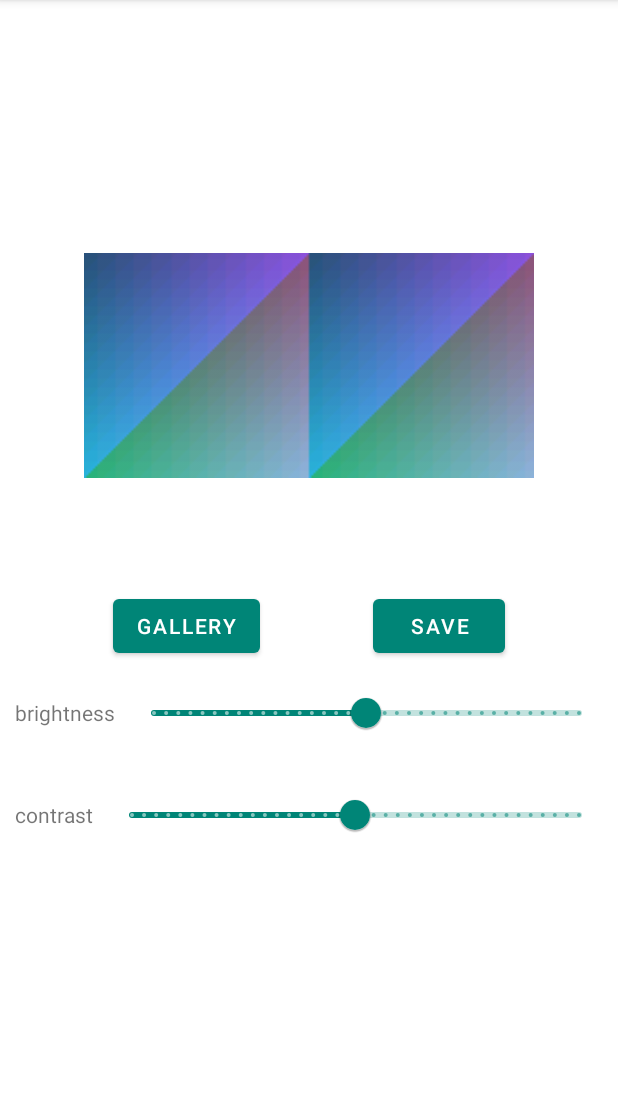
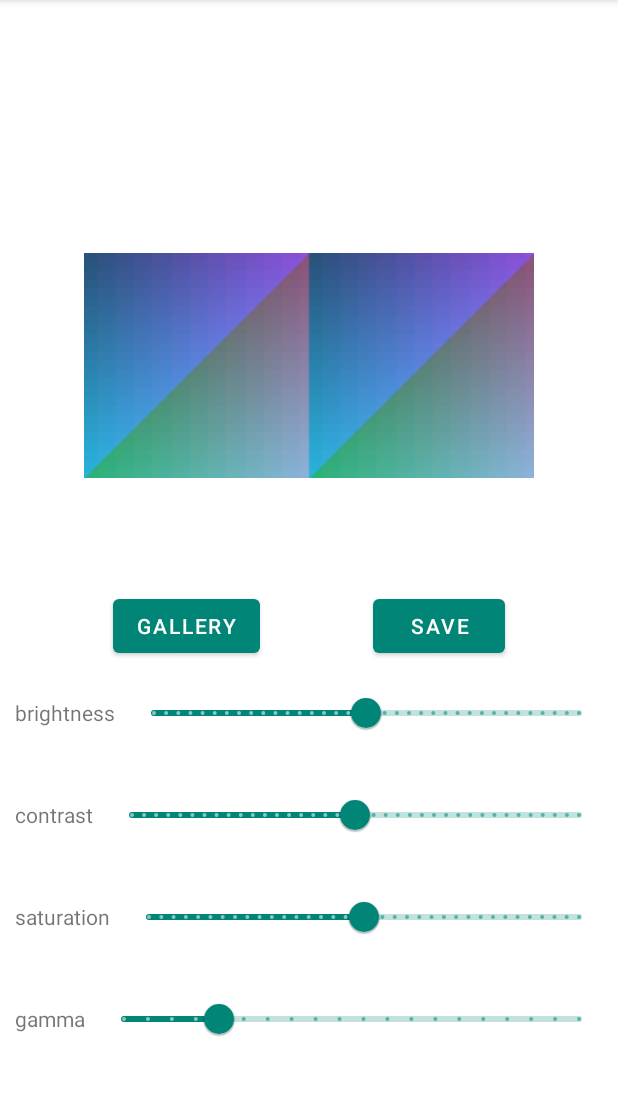
Before and after one commit to mike1shef/Photo_Editor, an Android app: the screen it shows after launch (MainActivity), on a phone screen of 412 x 824 dp, the part 84-1180 px from its top. Run offline under Robolectric (Android 15) with nearby library versions, the phone set to English and light mode, and no system bars.

Commit message:
Added gamma and saturation to layout

```diff
--- a/Photo Editor/task/src/main/res/layout/activity_main.xml
+++ b/Photo Editor/task/src/main/res/layout/activity_main.xml
@@ -98,5 +98,65 @@
             android:layout_height="wrap_content"/>
     </LinearLayout>
 
+    <LinearLayout
+        android:id="@+id/linear3"
+        app:layout_constraintTop_toBottomOf="@id/linear2"
+        app:layout_constraintStart_toStartOf="parent"
+        app:layout_constraintEnd_toEndOf="parent"
+        android:layout_width="match_parent"
+        android:layout_height="wrap_content"
+        android:orientation="horizontal"
+        android:padding="10dp"
+        >
+
+        <TextView
+            android:id="@+id/saturation_text"
+            android:layout_width="wrap_content"
+            android:layout_height="wrap_content"
+            android:paddingEnd="10dp"
+            android:layout_gravity="center"
+            android:text="saturation"/>
+
+        <com.google.android.material.slider.Slider
+            android:id="@+id/slSaturation"
+            app:layout_constraintEnd_toEndOf="parent"
+            android:valueFrom="-250"
+            android:valueTo="250"
+            android:stepSize="10"
+            android:value="0"
+            android:layout_width="wrap_content"
+            android:layout_height="wrap_content"/>
+    </LinearLayout>
+
+    <LinearLayout
+        android:id="@+id/linear4"
+        app:layout_constraintTop_toBottomOf="@id/linear3"
+        app:layout_constraintStart_toStartOf="parent"
+        app:layout_constraintEnd_toEndOf="parent"
+        android:layout_width="match_parent"
+        android:layout_height="wrap_content"
+        android:orientation="horizontal"
+        android:padding="10dp"
+        >
+
+        <TextView
+            android:id="@+id/gamma_text"
+            android:layout_width="wrap_content"
+            android:layout_height="wrap_content"
+            android:paddingEnd="10dp"
+            android:layout_gravity="center"
+            android:text="gamma"/>
+
+        <com.google.android.material.slider.Slider
+            android:id="@+id/slGamma"
+            app:layout_constraintEnd_toEndOf="parent"
+            android:valueFrom="0.2"
+            android:valueTo="4.0"
+            android:stepSize="0.2"
+            android:value="1.0"
+            android:layout_width="wrap_content"
+            android:layout_height="wrap_content"/>
+    </LinearLayout>
+
 
 </androidx.constraintlayout.widget.ConstraintLayout>
```
